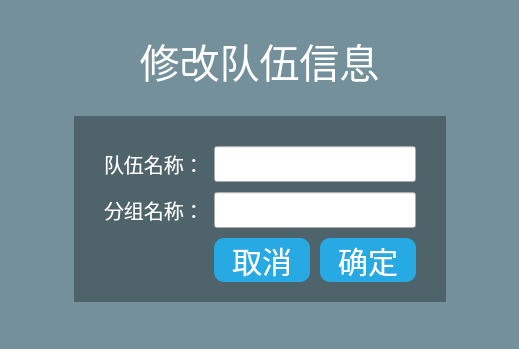
The window that ModGroupInfoDlg.ui (hero1356/xiedao_frontgui) describes before a commit, drawn with Qt 5.
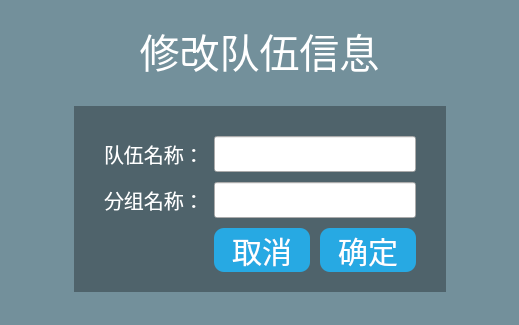
The same window after the commit. Icons and pictures are not drawn.

Commit message: Add Func of set group guider

Diff of the .ui file:
```diff
--- a/ModGroupInfoDlg.ui
+++ b/ModGroupInfoDlg.ui
@@ -7,7 +7,7 @@
     <x>0</x>
     <y>0</y>
     <width>519</width>
-    <height>349</height>
+    <height>325</height>
    </rect>
   </property>
   <property name="windowTitle">
@@ -78,8 +78,8 @@
      </property>
      <property name="sizeHint" stdset="0">
       <size>
-       <width>10</width>
-       <height>20</height>
+       <width>20</width>
+       <height>10</height>
       </size>
      </property>
     </spacer>
```
Left out of the diff: 8 changed lines with no effect on the pictures. The commit also changes 28 other files.
